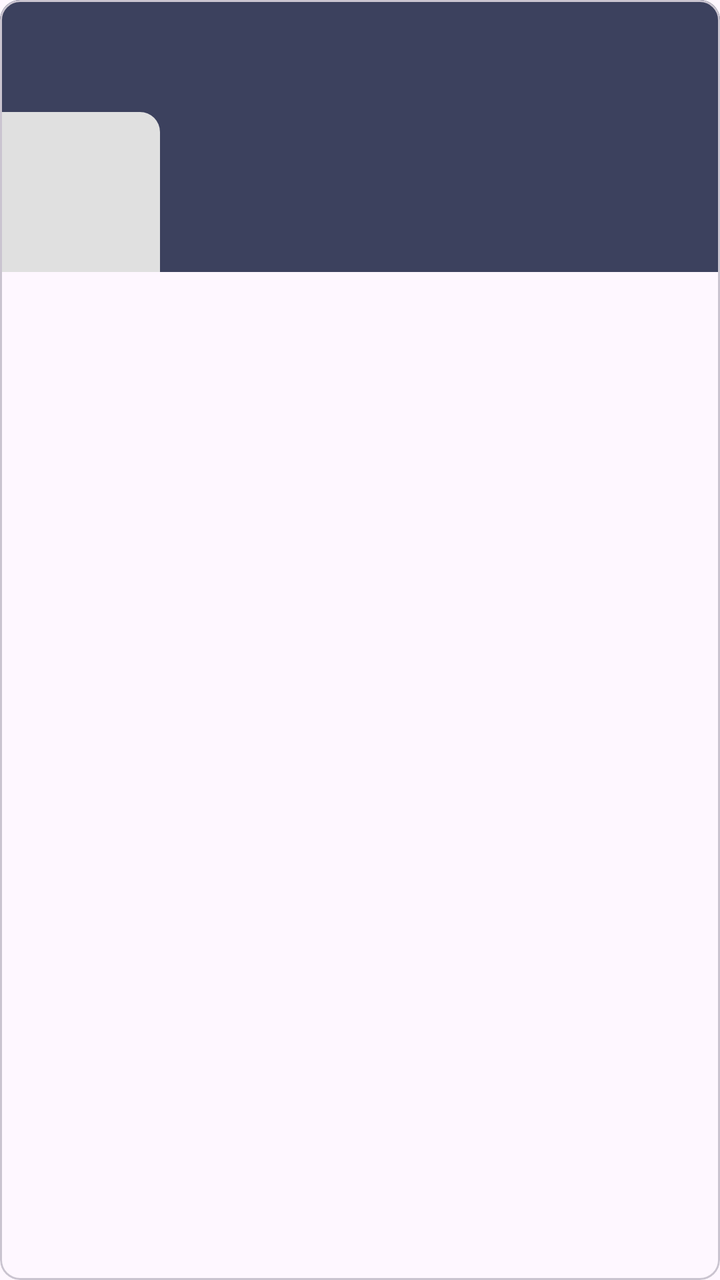
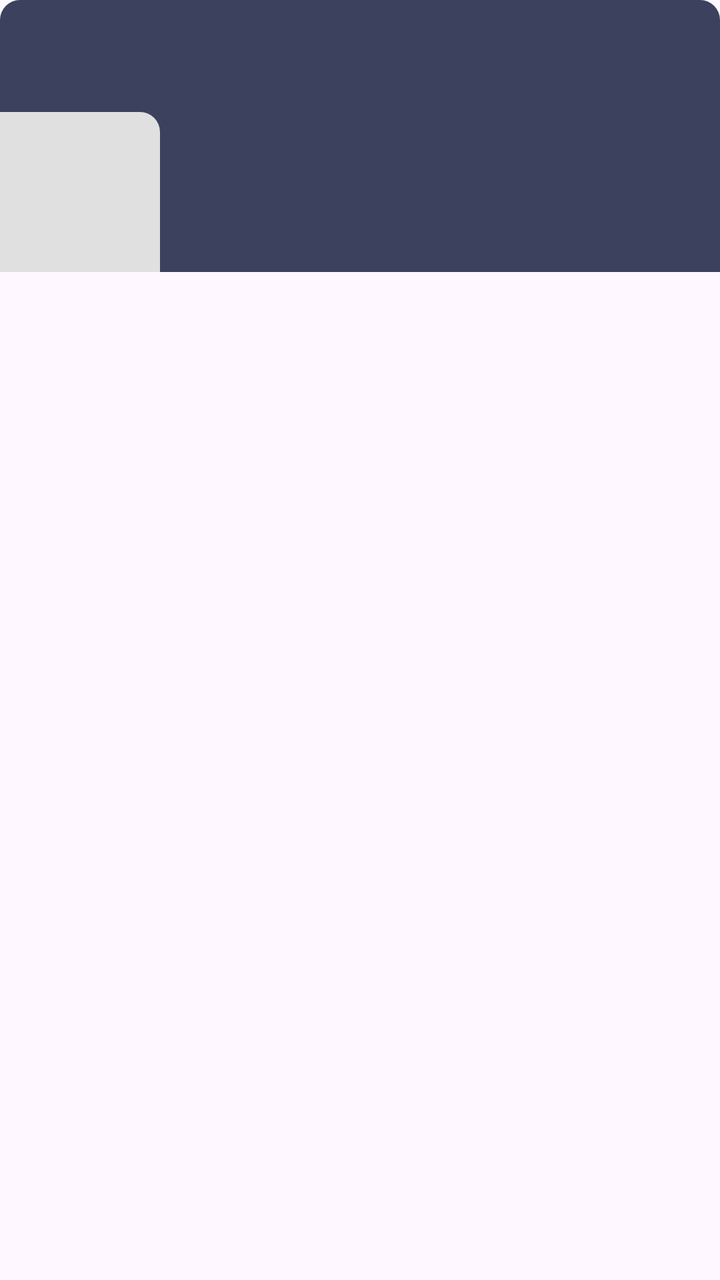

Two renders of the same Android screen: before a commit and after it. Below are the layout's source before the change and the commit's diff.
<!-- AndroidManifest.xml: application theme Base.Theme.MainApp -->
<!-- res/layout/item_blogger.xml -->
<?xml version="1.0" encoding="utf-8"?>
<com.google.android.material.card.MaterialCardView xmlns:android="http://schemas.android.com/apk/res/android"
    xmlns:app="http://schemas.android.com/apk/res-auto"
    android:id="@+id/card"
    android:layout_width="match_parent"
    android:layout_height="wrap_content"
    android:layout_marginHorizontal="10sp"
    android:layout_marginBottom="10sp"
    android:elevation="6sp"
    app:cardBackgroundColor="@android:color/transparent"
    app:cardCornerRadius="10dp">

    <RelativeLayout
        android:id="@+id/item"
        android:background="?attr/background"
        android:layout_width="match_parent"
        android:layout_height="wrap_content">

        <TextView
            android:id="@+id/title"
            android:layout_width="match_parent"
            android:layout_height="wrap_content"
            android:layout_marginHorizontal="10dp"
            android:layout_marginTop="5dp"
            android:textColor="@color/white"
            android:textSize="20sp"
            android:textStyle="bold" />

        <TextView
            android:id="@+id/publishInfo"
            android:layout_width="match_parent"
            android:layout_height="wrap_content"
            android:layout_below="@+id/title"
            android:layout_marginHorizontal="10dp"
            android:paddingBottom="5dp"
            android:textColor="@color/white" />

        <com.google.android.material.imageview.ShapeableImageView
            android:id="@+id/image"
            android:layout_width="80dp"
            android:layout_height="80dp"
            android:layout_below="@+id/publishInfo"
            android:scaleType="centerCrop"
            android:src="@color/image_profile"
            app:shapeAppearanceOverlay="@style/ShapeAppearance.TopRightRounded" />

        <TextView
            android:id="@+id/description"
            android:layout_width="match_parent"
            android:layout_height="wrap_content"
            android:layout_below="@+id/publishInfo"
            android:layout_marginStart="5dp"
            android:layout_marginTop="5dp"
            android:layout_marginEnd="10dp"
            android:layout_marginBottom="5dp"
            android:layout_toEndOf="@+id/image"
            android:ellipsize="end"
            android:maxLines="4"
            android:textColor="@color/white" />

    </RelativeLayout>

</com.google.android.material.card.MaterialCardView>
<!-- resources referenced by this layout -->
<resources>
  <color name="image_profile">#e0e0e0</color>
  <color name="white">#ffffff</color>
  <style name="ShapeAppearance.TopRightRounded" parent="">
          <item name="cornerFamily">rounded</item>
          <item name="cornerSizeTopRight">10dp</item>
          <item name="cornerSizeTopLeft">0dp</item>
          <item name="cornerSizeBottomRight">0dp</item>
          <item name="cornerSizeBottomLeft">0dp</item>
      </style>
  <style name="Base.Theme.MainApp" parent="Theme.Material3.DayNight.NoActionBar">
          <item name="android:statusBarColor">@color/white</item>
          <item name="android:windowLightStatusBar">true</item>
          
          <item name="colorPrimary">@color/colorPrimary</item>
          <item name="colorPrimaryDark">@color/basic_2</item>
          <item name="colorAccent">@color/basic_2</item>
          <item name="color">@color/white</item>
          <item name="background">@color/basic_2</item>
          <item name="tickColor">@color/basic_2</item>
          <item name="trackColor">@color/basic_2</item>
          <item name="colorOnBackground">@color/white</item>
          <item name="colorError">@color/dark</item>
          <item name="colorOnError">@color/basic_2</item>
      </style>
  <color name="colorPrimary">#fff</color>
      //Needed
  <color name="basic_2">#3c415e</color>
  <color name="dark">#000000</color>
</resources>

<!-- the commit's change to res/layout/item_blogger.xml (unified diff, before → after) -->
@@ -8,7 +8,8 @@
     android:layout_marginBottom="10sp"
     android:elevation="6sp"
     app:cardBackgroundColor="@android:color/transparent"
-    app:cardCornerRadius="10dp">
+    app:cardCornerRadius="10dp"
+    app:strokeWidth="0dp">
 
     <RelativeLayout
         android:id="@+id/item"
